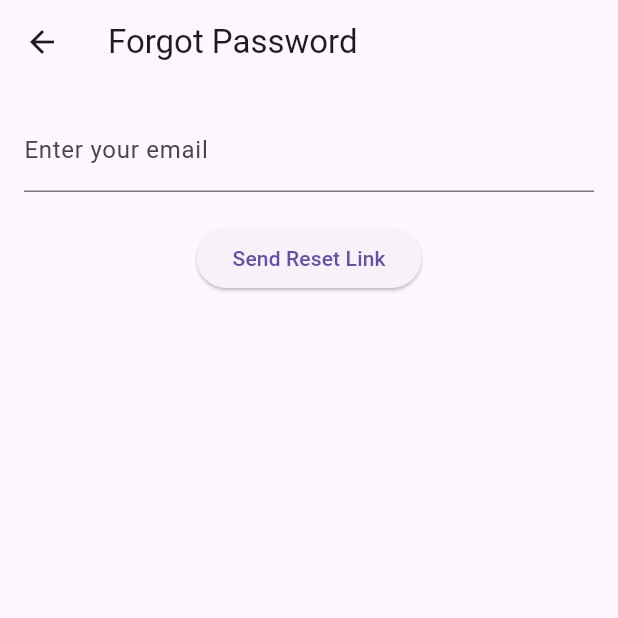
After one commit to Hdytalhayat/NotedTeam-Flutter, a Flutter app: the ForgotPasswordScreen screen opened directly, on a phone screen of 412 x 824 dp, the top half of it. The commit adds this screen. Run offline on Flutter 3.47's test engine with Material 3 defaults, Android fonts, the phone set to English and light mode, and no system bars; our stand-ins replace shared_preferences; accounts and stored records are empty.

Commit message:
feat(auth): add email verification and password reset flow
- Send verification email upon user registration
- Add /verify-email endpoint to handle token-based verification
- Implement forgot password request and reset form
- Add screens in Flutter for email input, verification info, and reset password
- Update AuthProvider to handle verified state and reset logic
- Improve error handling and messaging for unverified users

```diff
--- a/lib/api/api_service.dart
+++ b/lib/api/api_service.dart
@@ -6,7 +6,7 @@ import '../models/team.dart';
 import '../models/todo.dart';
 
 class ApiService {
-  final String _baseUrl = 'http://192.168.1.3:8080';
+  final String _baseUrl = 'http://192.168.1.2:8080';
 
   Future<List<Team>> getMyTeams(String token) async {
     final url = Uri.parse('$_baseUrl/api/teams');
--- a/lib/api/auth_service.dart
+++ b/lib/api/auth_service.dart
@@ -4,7 +4,7 @@ import 'package:http/http.dart' as http;
 
 class AuthService {
   // Ganti dengan IP yang sesuai jika perlu
-  final String _baseUrl = 'http://192.168.1.3:8080';
+  final String _baseUrl = 'http://192.168.1.2:8080';
 
   Future<void> register(String name, String email, String password) async {
     final url = Uri.parse('$_baseUrl/auth/register');
--- a/lib/api/websocket_service.dart
+++ b/lib/api/websocket_service.dart
@@ -14,7 +14,7 @@ class WebSocketService {
     disconnect();
 
     // Ganti http dengan ws
-    final url = 'ws://192.168.1.3:8080/api/ws/teams/$teamId?token=$token';
+    final url = 'ws://192.168.1.2:8080/api/ws/teams/$teamId?token=$token';
 
     try {
       _channel = WebSocketChannel.connect(Uri.parse(url));
--- /dev/null
+++ b/lib/screens/forgot_password_screen.dart
@@ -0,0 +1,75 @@
+// lib/screens/forgot_password_screen.dart
+import 'package:flutter/material.dart';
+import 'package:http/http.dart' as http;
+import 'dart:convert';
+
+class ForgotPasswordScreen extends StatefulWidget {
+  const ForgotPasswordScreen({Key? key}) : super(key: key);
+
+  @override
+  _ForgotPasswordScreenState createState() => _ForgotPasswordScreenState();
+}
+
+class _ForgotPasswordScreenState extends State<ForgotPasswordScreen> {
+  final _emailController = TextEditingController();
+  bool _isLoading = false;
+  String _message = '';
+
+  Future<void> _submit() async {
+    setState(() {
+      _isLoading = true;
+      _message = '';
+    });
+
+    try {
+      final url = Uri.parse('http://192.168.1.2:8080/auth/forgot-password');
+      final response = await http.post(
+        url,
+        headers: {'Content-Type': 'application/json'},
+        body: json.encode({'email': _emailController.text}),
+      );
+      final responseData = json.decode(response.body);
+
+      setState(() {
+        _message = responseData['message'] ?? 'An error occurred.';
+      });
+
+    } catch (e) {
+      setState(() {
+        _message = 'Could not connect to the server.';
+      });
+    } finally {
+      setState(() { _isLoading = false; });
+    }
+  }
+
+  @override
+  Widget build(BuildContext context) {
+    return Scaffold(
+      appBar: AppBar(title: const Text('Forgot Password')),
+      body: Padding(
+        padding: const EdgeInsets.all(16.0),
+        child: Column(
+          children: [
+            TextField(
+              controller: _emailController,
+              decoration: const InputDecoration(labelText: 'Enter your email'),
+              keyboardType: TextInputType.emailAddress,
+            ),
+            const SizedBox(height: 20),
+            if (_isLoading)
+              const CircularProgressIndicator()
+            else
+              ElevatedButton(
+                onPressed: _submit,
+                child: const Text('Send Reset Link'),
+              ),
+            const SizedBox(height: 20),
+            if (_message.isNotEmpty)
+              Text(_message, style: TextStyle(color: Theme.of(context).primaryColor)),
+          ],
+        ),
+      ),
+    );
+  }
+}
--- a/lib/screens/register_screen.dart
+++ b/lib/screens/register_screen.dart
@@ -3,7 +3,7 @@ import 'package:flutter/material.dart';
 import 'package:provider/provider.dart';
 import '../providers/auth_provider.dart';
 import 'login_screen.dart';
-
+import 'verify_email_screen.dart';
 class RegisterScreen extends StatefulWidget {
   const RegisterScreen({Key? key}) : super(key: key);
 
@@ -35,8 +35,11 @@ class _RegisterScreenState extends State<RegisterScreen> {
       );
       // Setelah sukses daftar, arahkan ke login
       Navigator.of(context).pushReplacement(
-        MaterialPageRoute(builder: (ctx) => const LoginScreen()),
+        MaterialPageRoute(
+          builder: (ctx) => VerifyEmailScreen(email: _emailController.text),
+        ),
       );
+
     } catch (error) {
       _showErrorDialog(error.toString());
     } finally {
```
Also changed, not shown: lib/screens/login_screen.dart (+56 -6 lines), lib/screens/verify_email_screen.dart (added, +52 -0 lines).
